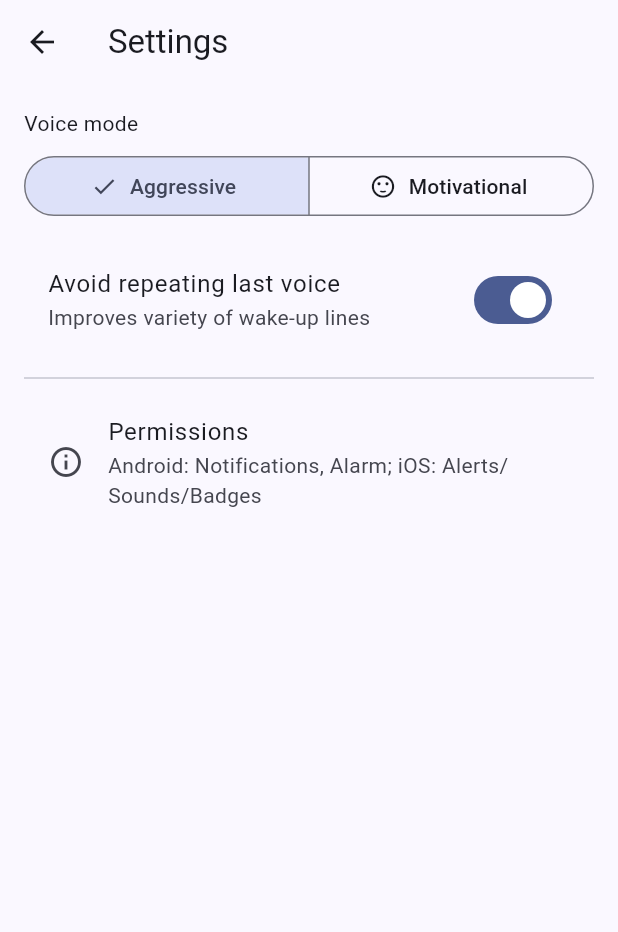
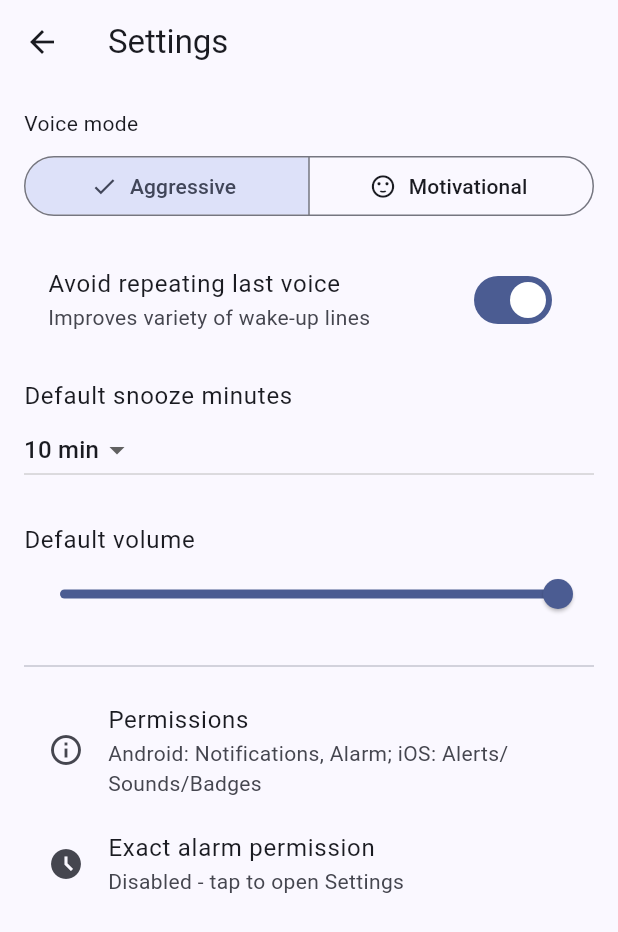
Before and after one commit to ThisIsDaMatt/Alarm-App, a Flutter app: the screen it shows after launch, after a tap on the "settings" icon, on a phone screen of 412 x 824 dp. Shown: the top 932 px of the screen. Run offline on Flutter 3.47's test engine with Material 3 defaults, Android fonts, the phone set to English and light mode, and no system bars; our stand-ins replace flutter_local_notifications, hive, hive_flutter, just_audio, shared_preferences, timezone; missing offline and left inert: audio_session; accounts and stored records are empty; statements that could not run were skipped.

Commit message:
More stuff

```diff
--- a/lib/features/alarms/presentation/ring_screen.dart
+++ b/lib/features/alarms/presentation/ring_screen.dart
@@ -38,7 +38,7 @@ class _RingScreenState extends State<RingScreen> with SingleTickerProviderStateM
     try {
       final session = await AudioSession.instance;
       await session.configure(const AudioSessionConfiguration(
-        avAudioSessionCategory: AVAudioSessionCategory.playAndRecord,
+        avAudioSessionCategory: AVAudioSessionCategory.playback,
         avAudioSessionCategoryOptions: AVAudioSessionCategoryOptions.duckOthers,
         avAudioSessionMode: AVAudioSessionMode.defaultMode,
         androidAudioAttributes: AndroidAudioAttributes(
@@ -113,6 +113,9 @@ class _RingScreenState extends State<RingScreen> with SingleTickerProviderStateM
                 child: Row(
                   children: [
                     Expanded(
+                      child: Semantics(
+                        button: true,
+                        label: 'Snooze alarm',
                         child: ElevatedButton(
                           onPressed: () {
                             HapticFeedback.selectionClick();
@@ -122,8 +125,12 @@ class _RingScreenState extends State<RingScreen> with SingleTickerProviderStateM
                           child: const Text('Snooze'),
                         ),
                       ),
+                    ),
                     const SizedBox(width: 16),
                     Expanded(
+                      child: Semantics(
+                        button: true,
+                        label: 'Stop alarm',
                         child: ElevatedButton(
                           onPressed: () {
                             HapticFeedback.heavyImpact();
@@ -131,6 +138,7 @@ class _RingScreenState extends State<RingScreen> with SingleTickerProviderStateM
                           },
                           style: ElevatedButton.styleFrom(backgroundColor: Colors.red, foregroundColor: Colors.white, padding: const EdgeInsets.symmetric(vertical: 16), shape: const StadiumBorder()),
                           child: const Text('Stop'),
+                        ),
                       ),
                     ),
                   ],
--- a/lib/features/alarms/services/notification_service.dart
+++ b/lib/features/alarms/services/notification_service.dart
@@ -79,6 +79,18 @@ class NotificationService {
       },
     );
 
+    // Ensure Android notification channel exists with max importance
+    const AndroidNotificationChannel androidChannel = AndroidNotificationChannel(
+      'alarm_channel',
+      'Alarms',
+      description: 'Alarm notifications with full-screen intent',
+      importance: Importance.max,
+      playSound: false,
+    );
+    await _plugin
+        .resolvePlatformSpecificImplementation<AndroidFlutterLocalNotificationsPlugin>()
+        ?.createNotificationChannel(androidChannel);
+
     // iOS permissions (Android handled via manifest and runtime)
     await _plugin
         .resolvePlatformSpecificImplementation<DarwinFlutterLocalNotificationsPlugin>()
--- a/lib/features/settings/settings_service.dart
+++ b/lib/features/settings/settings_service.dart
@@ -3,6 +3,8 @@ import 'package:shared_preferences/shared_preferences.dart';
 class SettingsService {
   static const _kVoiceMode = 'voice_mode'; // 'aggressive' | 'motivational'
   static const _kAvoidRepeat = 'avoid_repeat';
+  static const _kDefaultSnooze = 'default_snooze_minutes'; // int
+  static const _kDefaultVolume = 'default_volume'; // double 0..1
 
   Future<String> getVoiceMode() async {
     final prefs = await SharedPreferences.getInstance();
@@ -23,4 +25,24 @@ class SettingsService {
     final prefs = await SharedPreferences.getInstance();
     await prefs.setBool(_kAvoidRepeat, v);
   }
+
+  Future<int> getDefaultSnoozeMinutes() async {
+    final prefs = await SharedPreferences.getInstance();
+    return prefs.getInt(_kDefaultSnooze) ?? 10;
+  }
+
+  Future<void> setDefaultSnoozeMinutes(int minutes) async {
+    final prefs = await SharedPreferences.getInstance();
+    await prefs.setInt(_kDefaultSnooze, minutes);
+  }
+
+  Future<double> getDefaultVolume() async {
+    final prefs = await SharedPreferences.getInstance();
+    return prefs.getDouble(_kDefaultVolume) ?? 1.0;
+  }
+
+  Future<void> setDefaultVolume(double volume) async {
+    final prefs = await SharedPreferences.getInstance();
+    await prefs.setDouble(_kDefaultVolume, volume.clamp(0.0, 1.0));
+  }
 }
--- a/lib/main.dart
+++ b/lib/main.dart
@@ -7,6 +7,7 @@ import 'package:hive_flutter/hive_flutter.dart';
 import 'features/alarms/data/repositories/alarm_repository_hive.dart';
 import 'features/alarms/domain/entities/alarm.dart';
 import 'features/settings/settings_service.dart';
+import 'package:flutter/services.dart' show MethodChannel;
 
 Future<void> main() async {
   WidgetsFlutterBinding.ensureInitialized();
@@ -51,6 +52,23 @@ class AlarmHomePage extends StatefulWidget {
 
 class _AlarmHomePageState extends State<AlarmHomePage> {
   final ScrollController _scrollController = ScrollController();
+  static const MethodChannel _permChannel = MethodChannel('com.example.flutter_alarm_app/permissions');
+  bool? _canExactAlarms;
+
+  @override
+  void initState() {
+    super.initState();
+    _checkExactAlarmStatus();
+  }
+
+  Future<void> _checkExactAlarmStatus() async {
+    try {
+      final ok = await _permChannel.invokeMethod<bool>('canScheduleExactAlarms');
+      if (mounted) setState(() => _canExactAlarms = ok);
+    } catch (_) {
+      if (mounted) setState(() => _canExactAlarms = null);
+    }
+  }
 
   @override
   Widget build(BuildContext context) {
@@ -105,6 +123,32 @@ class _AlarmHomePageState extends State<AlarmHomePage> {
                     ),
                   ],
                 ),
+                // Android exact alarms banner when disabled
+                if (Theme.of(context).platform == TargetPlatform.android && _canExactAlarms == false)
+                  SliverToBoxAdapter(
+                    child: Padding(
+                      padding: const EdgeInsets.fromLTRB(16, 12, 16, 0),
+                      child: Material(
+                        color: Theme.of(context).colorScheme.errorContainer,
+                        borderRadius: BorderRadius.circular(12),
+                        child: ListTile(
+                          leading: Icon(Icons.access_time_filled, color: Theme.of(context).colorScheme.onErrorContainer),
+                          title: Text('Exact alarms disabled', style: TextStyle(color: Theme.of(context).colorScheme.onErrorContainer)),
+                          subtitle: Text('Android 12+ may block exact alarms. Enable them to ensure alarms ring on time.', style: TextStyle(color: Theme.of(context).colorScheme.onErrorContainer.withOpacity(0.9))),
+                          trailing: TextButton(
+                            onPressed: () async {
+                              try {
+                                await _permChannel.invokeMethod('openExactAlarmSettings');
+                                await Future.delayed(const Duration(seconds: 1));
+                                await _checkExactAlarmStatus();
+                              } catch (_) {}
+                            },
+                            child: const Text('OPEN'),
+                          ),
+                        ),
+                      ),
+                    ),
+                  ),
                 if (alarms.isEmpty)
                   SliverFillRemaining(
                     hasScrollBody: false,
@@ -150,6 +194,10 @@ class _AlarmHomePageState extends State<AlarmHomePage> {
   }
 
   Future<void> _openAddSheet(BuildContext context) async {
+    // Prefill from Settings defaults
+    final settings = SettingsService();
+    final defSnooze = await settings.getDefaultSnoozeMinutes();
+    final defVolume = await settings.getDefaultVolume();
     final alarm = await showModalBottomSheet<Alarm>(
       context: context,
       isScrollControlled: true,
@@ -160,7 +208,7 @@ class _AlarmHomePageState extends State<AlarmHomePage> {
       ),
       builder: (ctx) => Padding(
         padding: EdgeInsets.only(bottom: MediaQuery.of(ctx).viewInsets.bottom),
-        child: const AlarmEditorSheet(),
+        child: AlarmEditorSheet(defaultSnooze: defSnooze, defaultVolume: defVolume),
       ),
     );
     if (alarm != null) {
@@ -190,7 +238,9 @@ class _AlarmHomePageState extends State<AlarmHomePage> {
 
 class AlarmEditor extends StatefulWidget {
   final Alarm? editAlarm;
-  const AlarmEditor({Key? key, this.editAlarm}) : super(key: key);
+  final int? defaultSnooze;
+  final double? defaultVolume;
+  const AlarmEditor({Key? key, this.editAlarm, this.defaultSnooze, this.defaultVolume}) : super(key: key);
 
   @override
   State<AlarmEditor> createState() => _AlarmEditorState();
@@ -215,6 +265,9 @@ class _AlarmEditorState extends State<AlarmEditor> {
       _snooze = widget.editAlarm!.snoozeMinutes;
       _volume = widget.editAlarm!.volume;
       _vibration = widget.editAlarm!.vibration;
+    } else {
+      if (widget.defaultSnooze != null) _snooze = widget.defaultSnooze!;
+      if (widget.defaultVolume != null) _volume = widget.defaultVolume!;
     }
   }
 
@@ -234,9 +287,15 @@ class _AlarmEditorState extends State<AlarmEditor> {
               label: _time.format(context),
             ),
             TextField(
-              key: const Key('timeField'),
+              key: const Key('timeField'), // legacy key retained
+              // New explicit key for label, for clearer tests
+              decoration: const InputDecoration(labelText: 'Label (optional)')
+                  .copyWith(),
               controller: _label,
-              decoration: const InputDecoration(labelText: 'Label (optional)'),
+            ),
+            // Expose a duplicate key purely for testing convenience
+            // ignore: unused_local_variable
+            SizedBox.shrink(key: const Key('labelField')),
             ),
             const SizedBox(height: 8),
             _DaysSelector(
@@ -340,13 +399,15 @@ String _formatTime(DateTime time) {
 
 class AlarmEditorSheet extends StatelessWidget {
   final Alarm? editAlarm;
-  const AlarmEditorSheet({super.key, this.editAlarm});
+  final int? defaultSnooze;
+  final double? defaultVolume;
+  const AlarmEditorSheet({super.key, this.editAlarm, this.defaultSnooze, this.defaultVolume});
 
   @override
   Widget build(BuildContext context) {
     return Padding(
       padding: const EdgeInsets.symmetric(horizontal: 16, vertical: 8),
-      child: AlarmEditor(editAlarm: editAlarm),
+      child: AlarmEditor(editAlarm: editAlarm, defaultSnooze: defaultSnooze, defaultVolume: defaultVolume),
     );
   }
 }
@@ -494,6 +555,10 @@ class _SettingsPageState extends State<SettingsPage> {
   String _voiceMode = 'aggressive';
   bool _avoidRepeat = true;
   bool _loading = true;
+  static const _permChannel = MethodChannel('com.example.flutter_alarm_app/permissions');
+  int _defaultSnooze = 10;
+  double _defaultVolume = 1.0;
+  bool? _canExactAlarms;
 
   @override
   void initState() {
@@ -504,9 +569,18 @@ class _SettingsPageState extends State<SettingsPage> {
   Future<void> _load() async {
     final mode = await _svc.getVoiceMode();
     final avoid = await _svc.getAvoidRepeat();
+    final snooze = await _svc.getDefaultSnoozeMinutes();
+    final vol = await _svc.getDefaultVolume();
+    bool? exact;
+    try {
+      exact = await _permChannel.invokeMethod<bool>('canScheduleExactAlarms');
+    } catch (_) {}
     setState(() {
       _voiceMode = mode;
       _avoidRepeat = avoid;
+      _defaultSnooze = snooze;
+      _defaultVolume = vol;
+      _canExactAlarms = exact;
       _loading = false;
     });
   }
@@ -546,6 +620,34 @@ class _SettingsPageState extends State<SettingsPage> {
             subtitle: const Text('Improves variety of wake-up lines'),
           ),
           const SizedBox(height: 8),
+          ListTile(
+            contentPadding: EdgeInsets.zero,
+            title: const Text('Default snooze minutes'),
+            subtitle: DropdownButton<int>(
+              value: _defaultSnooze,
+              items: const [5, 10, 15, 20, 30]
+                  .map((e) => DropdownMenuItem(value: e, child: Text('$e min')))
+                  .toList(),
+              onChanged: (v) async {
+                if (v == null) return;
+                setState(() => _defaultSnooze = v);
+                await _svc.setDefaultSnoozeMinutes(v);
+              },
+            ),
+          ),
+          const SizedBox(height: 8),
+          ListTile(
+            contentPadding: EdgeInsets.zero,
+            title: const Text('Default volume'),
+            subtitle: Slider(
+              value: _defaultVolume,
+              onChanged: (v) async {
+                setState(() => _defaultVolume = v);
+                await _svc.setDefaultVolume(v);
+              },
+            ),
+          ),
+          const SizedBox(height: 8),
           const Divider(),
           const SizedBox(height: 8),
           ListTile(
@@ -553,6 +655,23 @@ class _SettingsPageState extends State<SettingsPage> {
             title: const Text('Permissions'),
             subtitle: const Text('Android: Notifications, Alarm; iOS: Alerts/Sounds/Badges'),
           ),
+          if (Theme.of(context).platform == TargetPlatform.android)
+            ListTile(
+              leading: const Icon(Icons.access_time_filled),
+              title: const Text('Exact alarm permission'),
+              subtitle: Text(_canExactAlarms == null
+                  ? 'Android 12+ may require enabling exact alarms in Settings'
+                  : (_canExactAlarms! ? 'Enabled' : 'Disabled - tap to open Settings')),
+              onTap: () async {
+                try {
+                  await _permChannel.invokeMethod('openExactAlarmSettings');
+                  // Give user time to toggle, then re-check
+                  await Future.delayed(const Duration(seconds: 1));
+                  final ok = await _permChannel.invokeMethod<bool>('canScheduleExactAlarms');
+                  if (mounted) setState(() => _canExactAlarms = ok ?? _canExactAlarms);
+                } catch (_) {}
+              },
+            ),
         ],
       ),
     );
```
Also changed, not shown: 4 other files. Lines whose indentation alone changed are shown as unchanged.
